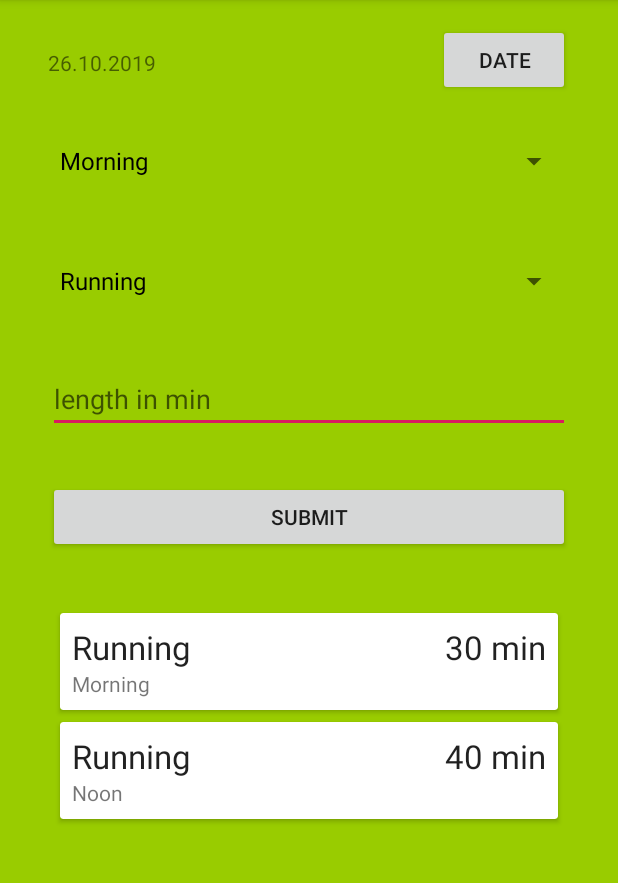
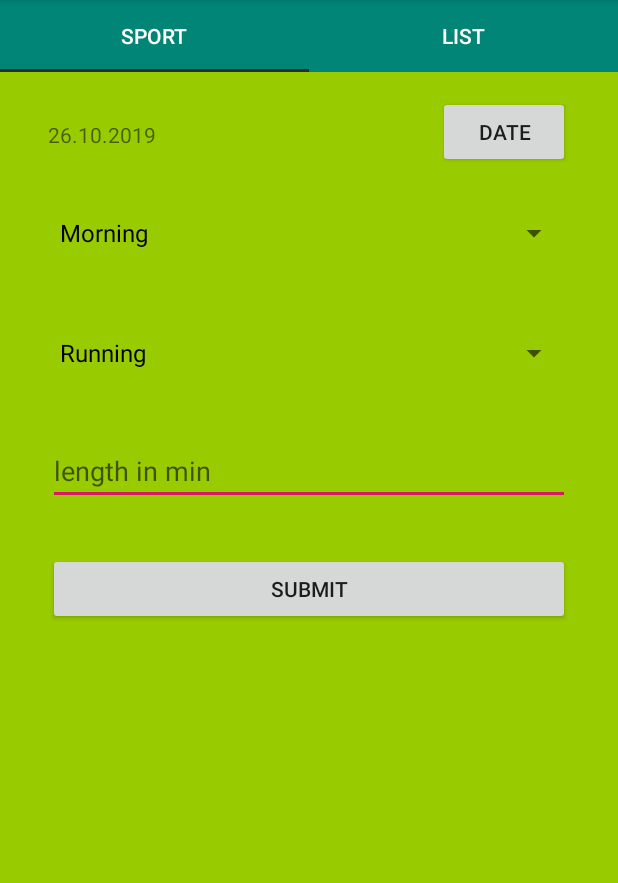
Before and after one commit to wmorian/track.it, an Android app: the screen it shows after launch (MainActivity), on a phone screen of 412 x 824 dp, the part 84-967 px from its top. Run offline under Robolectric (Android 15) with nearby library versions, the phone set to English and light mode, and no system bars; our stand-ins replace Room's generated code.

Commit message:
TabLayout for sport page; second tab lists all added sports in db

```diff
--- a/app/src/main/java/morian/apps/trackit/MainActivity.java
+++ b/app/src/main/java/morian/apps/trackit/MainActivity.java
@@ -6,15 +6,19 @@ import androidx.appcompat.app.AppCompatActivity;
 import androidx.appcompat.widget.Toolbar;
 import androidx.core.view.GravityCompat;
 import androidx.drawerlayout.widget.DrawerLayout;
+import androidx.viewpager.widget.ViewPager;
 
 import android.os.Bundle;
 import android.view.MenuItem;
 
 import com.google.android.material.navigation.NavigationView;
+import com.google.android.material.tabs.TabLayout;
 
 public class MainActivity extends AppCompatActivity implements NavigationView.OnNavigationItemSelectedListener {
 
     private DrawerLayout drawer;
+    private TabLayout tabLayout;
+    private ViewPager viewPager;
 
     @Override
     protected void onCreate(Bundle savedInstanceState) {
@@ -33,9 +37,21 @@ public class MainActivity extends AppCompatActivity implements NavigationView.On
         drawer.addDrawerListener(toggle);
         toggle.syncState();
 
+        tabLayout = findViewById(R.id.tablayout_id);
+        viewPager = findViewById(R.id.viewPager_id);
+        ViewPageAdapter adapter = new ViewPageAdapter(getSupportFragmentManager());
+
+        // Adding Fragments
+        adapter.AddFragment(new SportFragment(), "Sport");
+        adapter.AddFragment(new SportListFragment(), "List");
+
+        //Adapter Setup
+        viewPager.setAdapter(adapter);
+        tabLayout.setupWithViewPager(viewPager);
+
         // init with this fragment when first call
         if (savedInstanceState == null) {
-            getSupportFragmentManager().beginTransaction().replace(R.id.fragment_container,
+            getSupportFragmentManager().beginTransaction().replace(R.id.viewPager_id,
                     new SportFragment()).commit();
             navigationView.setCheckedItem(R.id.nav_sport);
         }
@@ -54,15 +70,15 @@ public class MainActivity extends AppCompatActivity implements NavigationView.On
     public boolean onNavigationItemSelected(@NonNull MenuItem menuItem) {
         switch (menuItem.getItemId()) {
             case (R.id.nav_sport):
-                getSupportFragmentManager().beginTransaction().replace(R.id.fragment_container,
+                getSupportFragmentManager().beginTransaction().replace(R.id.viewPager_id,
                         new SportFragment()).commit();
                 break;
             case (R.id.nav_work):
-                getSupportFragmentManager().beginTransaction().replace(R.id.fragment_container,
+                getSupportFragmentManager().beginTransaction().replace(R.id.viewPager_id,
                         new WorkFragment()).commit();
                 break;
             case (R.id.nav_weather):
-                getSupportFragmentManager().beginTransaction().replace(R.id.fragment_container,
+                getSupportFragmentManager().beginTransaction().replace(R.id.viewPager_id,
                         new WeatherFragment()).commit();
                 break;
         }
--- a/app/src/main/java/morian/apps/trackit/Sport.java
+++ b/app/src/main/java/morian/apps/trackit/Sport.java
@@ -34,9 +34,7 @@ public class Sport {
         return id;
     }
 
-    public String getDay() {
-        return day;
-    }
+    public String getDay() { return day; }
 
     public String getTimeOfDay() {
         return timeOfDay;
--- a/app/src/main/java/morian/apps/trackit/SportAdapter.java
+++ b/app/src/main/java/morian/apps/trackit/SportAdapter.java
@@ -27,8 +27,9 @@ public class SportAdapter extends RecyclerView.Adapter<SportAdapter.SportHolder>
     public void onBindViewHolder(@NonNull SportHolder holder, int position) {
         Sport currentSport = sports.get(position);
         holder.textViewKind.setText(currentSport.getKind());
-        holder.textViewTime.setText( currentSport.getTimeOfDay());
+        holder.textViewTime.setText(currentSport.getTimeOfDay());
         holder.textViewLength.setText(String.valueOf(currentSport.getLength()).concat(" min"));
+        holder.textViewDate.setText(currentSport.getDay());
     }
 
     @Override
@@ -45,12 +46,14 @@ public class SportAdapter extends RecyclerView.Adapter<SportAdapter.SportHolder>
         private TextView textViewKind;
         private TextView textViewTime;
         private TextView textViewLength;
+        private TextView textViewDate;
 
         public SportHolder(@NonNull View itemView) {
             super(itemView);
             textViewKind = itemView.findViewById(R.id.kinds_of_sports);
             textViewTime = itemView.findViewById(R.id.time_of_day);
             textViewLength = itemView.findViewById(R.id.length);
+            textViewDate = itemView.findViewById(R.id.date_of_sport);
         }
     }
 }
--- a/app/src/main/java/morian/apps/trackit/SportDao.java
+++ b/app/src/main/java/morian/apps/trackit/SportDao.java
@@ -24,6 +24,6 @@ public interface SportDao {
     @Query("DELETE FROM sport_table")
     void deleteAllSports();
 
-    @Query("SELECT * FROM sport_table ORDER BY day DESC")
+    @Query("SELECT * FROM sport_table ORDER BY day ASC")
     LiveData<List<Sport>> getAllSports();
 }
--- a/app/src/main/java/morian/apps/trackit/SportDatabase.java
+++ b/app/src/main/java/morian/apps/trackit/SportDatabase.java
@@ -45,9 +45,11 @@ public abstract class SportDatabase extends RoomDatabase {
 
         @Override
         protected Void doInBackground(Void... voids) {
-            sportDao.insert(new Sport("26.10.2019", "Morning", "Running", 30));
-            sportDao.insert(new Sport("26.10.2019", "Noon", "Running", 40));
+//            sportDao.insert(new Sport("26.10.2019", "Morning", "Running", 30));
+//            sportDao.insert(new Sport("26.10.2019", "Noon", "Running", 40));
 //            sportDao.insert(new Sport("25.10.2019", "Evening", "Running", 50));
+//            sportDao.insert(new Sport("25.10.2019", "Evening", "Running", 50));
+//            sportDao.insert(new Sport("24.10.2019", "Evening", "Running", 60));
             return null;
         }
     }
--- a/app/src/main/java/morian/apps/trackit/SportFragment.java
+++ b/app/src/main/java/morian/apps/trackit/SportFragment.java
@@ -7,23 +7,19 @@ import android.view.View;
 import android.view.ViewGroup;
 import android.widget.ArrayAdapter;
 import android.widget.Button;
+import android.widget.EditText;
 import android.widget.Spinner;
 import android.widget.TextView;
-import android.widget.Toast;
 
 import androidx.annotation.NonNull;
 import androidx.annotation.Nullable;
 import androidx.fragment.app.DialogFragment;
 import androidx.fragment.app.Fragment;
 import androidx.fragment.app.FragmentManager;
-import androidx.lifecycle.Observer;
 import androidx.lifecycle.ViewModelProviders;
-import androidx.recyclerview.widget.LinearLayoutManager;
-import androidx.recyclerview.widget.RecyclerView;
 
 import java.text.SimpleDateFormat;
 import java.util.Date;
-import java.util.List;
 
 public class SportFragment extends Fragment {
 
@@ -51,20 +47,22 @@ public class SportFragment extends Fragment {
             }
         });
 
-        RecyclerView recyclerView = view.findViewById(R.id.recycle_view);
-        recyclerView.setLayoutManager(new LinearLayoutManager(this.getActivity()));
-        recyclerView.setHasFixedSize(true);
+        sportViewModel = ViewModelProviders.of(this).get(SportViewModel.class);
 
-        final SportAdapter adapter = new SportAdapter();
-        recyclerView.setAdapter(adapter);
+        Button submit = view.findViewById(R.id.submit_sport);
+        final Spinner kind = view.findViewById(R.id.kinds_of_sports);
+        final Spinner time = view.findViewById(R.id.time_of_day);
+        final EditText length = view.findViewById(R.id.length);
+        submit.setOnClickListener(new View.OnClickListener() {
 
-        sportViewModel = ViewModelProviders.of(this).get(SportViewModel.class);
-        sportViewModel.getAllSports().observe(this, new Observer<List<Sport>>() {
             @Override
-            public void onChanged(List<Sport> sports) {
-                // update RecyclerView
-                adapter.setSports(sports);
-//                Toast.makeText(getActivity(), "onChanged", Toast.LENGTH_SHORT).show();
+            public void onClick(View v) {
+                Sport sport = new Sport(
+                        currentDate.getText().toString(),
+                        time.getSelectedItem().toString(),
+                        kind.getSelectedItem().toString(),
+                        Integer.parseInt(length.getText().toString()));
+                sportViewModel.insert(sport);
             }
         });
 
--- /dev/null
+++ b/app/src/main/java/morian/apps/trackit/SportListFragment.java
@@ -0,0 +1,44 @@
+package morian.apps.trackit;
+
+import android.os.Bundle;
+import android.view.LayoutInflater;
+import android.view.View;
+import android.view.ViewGroup;
+
+import androidx.annotation.NonNull;
+import androidx.annotation.Nullable;
+import androidx.fragment.app.Fragment;
+import androidx.lifecycle.Observer;
+import androidx.lifecycle.ViewModelProviders;
+import androidx.recyclerview.widget.LinearLayoutManager;
+import androidx.recyclerview.widget.RecyclerView;
+
+import java.util.List;
+
+public class SportListFragment extends Fragment {
+
+    private SportViewModel sportViewModel;
+
+    @Nullable
+    @Override
+    public View onCreateView(@NonNull LayoutInflater inflater, @Nullable ViewGroup container, @Nullable Bundle savedInstanceState) {
+        View view = inflater.inflate(R.layout.fragment_list_items, container, false);
+
+        RecyclerView recyclerView = view.findViewById(R.id.recycle_view);
+        recyclerView.setLayoutManager(new LinearLayoutManager(this.getActivity()));
+        recyclerView.setHasFixedSize(true);
+
+        final SportAdapter adapter = new SportAdapter();
+        recyclerView.setAdapter(adapter);
+
+        sportViewModel = ViewModelProviders.of(this).get(SportViewModel.class);
+        sportViewModel.getAllSports().observe(this, new Observer<List<Sport>>() {
+            @Override
+            public void onChanged(List<Sport> sports) {
+                adapter.setSports(sports);
+            }
+        });
+
+        return view;
+    }
+}
--- /dev/null
+++ b/app/src/main/java/morian/apps/trackit/ViewPageAdapter.java
@@ -0,0 +1,45 @@
+package morian.apps.trackit;
+
+import androidx.annotation.Nullable;
+import androidx.fragment.app.Fragment;
+import androidx.fragment.app.FragmentManager;
+import androidx.fragment.app.FragmentPagerAdapter;
+
+import java.util.ArrayList;
+import java.util.List;
+
+public class ViewPageAdapter extends FragmentPagerAdapter {
+
+    private final List<Fragment> fragmentList = new ArrayList<>();
+    private final List<String> fragmentListTitles = new ArrayList<>();
+
+    public ViewPageAdapter(FragmentManager fm) {
+        super(fm);
+    }
+
+    @Override
+    public Fragment getItem(int position) {
+        return fragmentList.get(position);
+    }
+
+    @Override
+    public int getCount() {
+        return fragmentListTitles.size();
+    }
+
+    @Nullable
+    @Override
+    public CharSequence getPageTitle(int position) {
+        return fragmentListTitles.get(position);
+    }
+
+    public void AddFragment(Fragment fragment, String title) {
+        fragmentList.add(fragment);
+        fragmentListTitles.add(title);
+    }
+
+    public void ReplaceFragment(int position, Fragment newFragment, String newTitle) {
+        fragmentListTitles.set(position, newTitle);
+        fragmentList.set(position, newFragment);
+    }
+}
--- a/app/src/main/res/layout/activity_main.xml
+++ b/app/src/main/res/layout/activity_main.xml
@@ -2,9 +2,9 @@
 <androidx.drawerlayout.widget.DrawerLayout xmlns:android="http://schemas.android.com/apk/res/android"
     xmlns:app="http://schemas.android.com/apk/res-auto"
     xmlns:tools="http://schemas.android.com/tools"
+    android:id="@+id/drawer_layout"
     android:layout_width="match_parent"
     android:layout_height="match_parent"
-    android:id="@+id/drawer_layout"
     android:fitsSystemWindows="true"
     tools:context=".MainActivity"
     tools:openDrawer="start">
@@ -23,10 +23,26 @@
             android:theme="@style/ThemeOverlay.AppCompat.Dark.ActionBar"
             app:popupTheme="@style/ThemeOverlay.AppCompat.Light" />
 
-        <FrameLayout
-            android:id="@+id/fragment_container"
+        <!--        <FrameLayout-->
+        <!--            android:id="@+id/fragment_container"-->
+        <!--            android:layout_width="match_parent"-->
+        <!--            android:layout_height="match_parent" />-->
+
+        <com.google.android.material.tabs.TabLayout
+            android:id="@+id/tablayout_id"
             android:layout_width="match_parent"
-            android:layout_height="match_parent" />
+            android:layout_height="wrap_content"
+            app:tabTextColor="@color/tabTextColor"
+            app:tabIndicatorColor="@color/tabIndicatorColor"
+            android:background="@color/colorPrimary"
+            app:tabGravity="fill"
+            app:tabMode="fixed" />
+
+        <androidx.viewpager.widget.ViewPager
+            android:layout_width="match_parent"
+            android:layout_height="match_parent"
+            android:id="@+id/viewPager_id" />
+
     </LinearLayout>
 
     <com.google.android.material.navigation.NavigationView
--- a/app/src/main/res/layout/fragment_sport.xml
+++ b/app/src/main/res/layout/fragment_sport.xml
@@ -60,7 +60,7 @@
         app:layout_constraintTop_toBottomOf="@+id/time_of_day" />
 
     <EditText
-        android:id="@+id/editText"
+        android:id="@+id/length"
         android:layout_width="match_parent"
         android:layout_height="wrap_content"
         android:layout_marginStart="32dp"
@@ -74,7 +74,7 @@
         app:layout_constraintTop_toBottomOf="@+id/kinds_of_sports" />
 
     <Button
-        android:id="@+id/submit"
+        android:id="@+id/submit_sport"
         android:layout_width="match_parent"
         android:layout_height="wrap_content"
         android:layout_marginStart="32dp"
@@ -83,25 +83,10 @@
         android:layout_marginEnd="32dp"
         android:layout_marginRight="32dp"
         android:text="Submit"
+        android:onClick="addNewSport"
         app:layout_constraintEnd_toEndOf="parent"
         app:layout_constraintHorizontal_bias="0.0"
         app:layout_constraintStart_toStartOf="parent"
-        app:layout_constraintTop_toBottomOf="@+id/editText" />
-
-
-<!--    When moving this to another fragment, then change the parent ConstaintLayaut to CoordinatorLayout-->
-    <androidx.recyclerview.widget.RecyclerView
-        android:id="@+id/recycle_view"
-        android:layout_width="0dp"
-        android:layout_height="0dp"
-        android:layout_marginStart="32dp"
-        android:layout_marginTop="32dp"
-        android:layout_marginEnd="32dp"
-        android:layout_marginBottom="32dp"
-        app:layout_constraintBottom_toBottomOf="parent"
-        app:layout_constraintEnd_toEndOf="parent"
-        app:layout_constraintStart_toStartOf="parent"
-        app:layout_constraintTop_toBottomOf="@+id/submit"
-        tools:listitem="@layout/sport_item" />
+        app:layout_constraintTop_toBottomOf="@+id/length" />
 
 </androidx.constraintlayout.widget.ConstraintLayout>
--- a/app/src/main/res/values/colors.xml
+++ b/app/src/main/res/values/colors.xml
@@ -3,4 +3,6 @@
     <color name="colorPrimary">#008577</color>
     <color name="colorPrimaryDark">#00574B</color>
     <color name="colorAccent">#D81B60</color>
+    <color name="tabTextColor">#fff</color>
+    <color name="tabIndicatorColor">#2d2d2d</color>
 </resources>
```
Also changed, not shown: app/src/main/res/layout/fragment_list_items.xml (added, +19 -0 lines), app/src/main/res/layout/sport_item.xml (+9 -1 lines).
